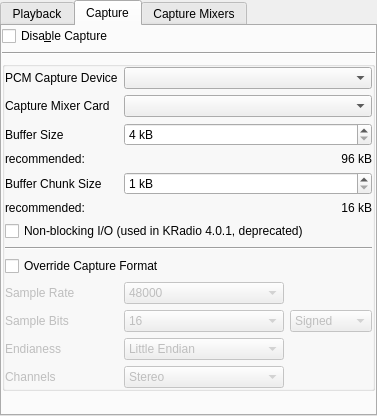
Before: the Qt Designer form plugins/alsa-sound/alsa-sound-configuration-ui.ui in pbek/kradio, drawn with Qt 5.
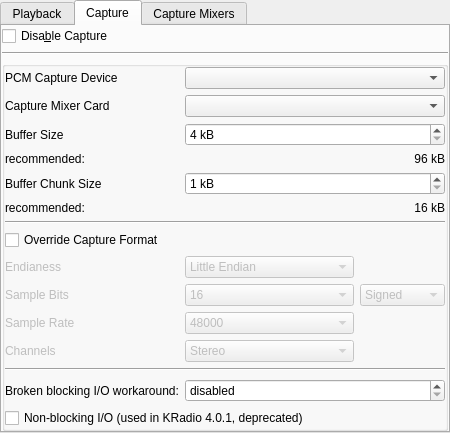
After: the same form once the commit is applied. The open tabs and pages were chosen to show the change. Custom widgets are drawn as their Qt base class.

Commit message: added configuration options for alsa-thread usleep blocking time workaround

```diff
--- a/plugins/alsa-sound/alsa-sound-configuration-ui.ui
+++ b/plugins/alsa-sound/alsa-sound-configuration-ui.ui
@@ -6,8 +6,8 @@
    <rect>
     <x>0</x>
     <y>0</y>
-    <width>377</width>
-    <height>416</height>
+    <width>450</width>
+    <height>418</height>
    </rect>
   </property>
   <layout class="QGridLayout" name="gridLayout_gen1">
@@ -463,15 +463,49 @@
             </property>
            </widget>
           </item>
-          <item row="7" column="0" colspan="3">
-           <widget class="Line" name="line_3">
-            <property name="orientation">
-             <enum>Qt::Horizontal</enum>
+          <item row="21" column="1" colspan="2">
+           <widget class="KIntSpinBox" name="editCaptureWorkaroundSleep">
+            <property name="sizePolicy">
+             <sizepolicy hsizetype="MinimumExpanding" vsizetype="Fixed">
+              <horstretch>0</horstretch>
+              <verstretch>0</verstretch>
+             </sizepolicy>
             </property>
+            <property name="specialValueText">
+             <string comment="0">disabled</string>
+            </property>
+            <property name="suffix">
+             <string>ms</string>
+            </property>
+            <property name="minimum">
+             <number>0</number>
+            </property>
+            <property name="maximum">
+             <number>1024</number>
+            </property>
+            <property name="value">
+             <number>0</number>
+            </property>
+            <property name="maxValue" stdset="0">
+             <number>1024</number>
+            </property>
+            <property name="minValue" stdset="0">
+             <number>1</number>
+            </property>
            </widget>
           </item>
-          <item row="8" column="0" colspan="3">
-           <widget class="QCheckBox" name="cbEnableCaptureFormatOverride">
+          <item row="21" column="0">
+           <widget class="QLabel" name="textLabel2_2_2_7">
+            <property name="text">
+             <string>Broken blocking I/O workaround:</string>
+            </property>
+            <property name="wordWrap">
+             <bool>false</bool>
+            </property>
+           </widget>
+          </item>
+          <item row="22" column="0" colspan="3">
+           <widget class="QCheckBox" name="chkNonBlockingCapture">
             <property name="toolTip">
              <string>&lt;!DOCTYPE HTML PUBLIC &quot;-//W3C//DTD HTML 4.0//EN&quot; &quot;http://www.w3.org/TR/REC-html40/strict.dtd&quot;&gt;
 &lt;html&gt;&lt;head&gt;&lt;meta name=&quot;qrichtext&quot; content=&quot;1&quot; /&gt;&lt;style type=&quot;text/css&quot;&gt;
@@ -487,11 +521,24 @@
 &lt;p align=&quot;justify&quot; style=&quot; margin-top:0px; margin-bottom:0px; margin-left:0px; margin-right:0px; -qt-block-indent:0; text-indent:0px;&quot;&gt;You need to enable this switch in order to allow KRadio to tag the sound data internally processed with the correct format/sampling information if your ALSA (pseudo) sound device has a driver that does not report correctly the sampling information via the ALSA interface. This is at least a known issue for some Avermedia tv/radio card drivers which create a pseudo ALSA sound device to provide the sound samples aquired over the PCI bus.&lt;/p&gt;&lt;/body&gt;&lt;/html&gt;</string>
             </property>
             <property name="text">
-             <string>Override Capture Format</string>
+             <string>Non-blocking I/O (used in KRadio 4.0.1, deprecated)</string>
             </property>
            </widget>
           </item>
-          <item row="9" column="0">
+          <item row="14" column="0">
+           <widget class="QLabel" name="lableChannels">
+            <property name="enabled">
+             <bool>false</bool>
+            </property>
+            <property name="text">
+             <string>Channels</string>
+            </property>
+            <property name="wordWrap">
+             <bool>false</bool>
+            </property>
+           </widget>
+          </item>
+          <item row="12" column="0">
            <widget class="QLabel" name="labelRate">
             <property name="enabled">
              <bool>false</bool>
@@ -504,45 +551,7 @@
             </property>
            </widget>
           </item>
-          <item row="9" column="1">
-           <widget class="KComboBox" name="m_cbRate">
-            <property name="enabled">
-             <bool>false</bool>
-            </property>
-            <property name="sizePolicy">
-             <sizepolicy hsizetype="MinimumExpanding" vsizetype="Fixed">
-              <horstretch>0</horstretch>
-              <verstretch>0</verstretch>
-             </sizepolicy>
-            </property>
-            <item>
-             <property name="text">
-              <string>48000</string>
-             </property>
-            </item>
-            <item>
-             <property name="text">
-              <string>44100</string>
-             </property>
-            </item>
-            <item>
-             <property name="text">
-              <string>32000</string>
-             </property>
-            </item>
-            <item>
-             <property name="text">
-              <string>22050</string>
-             </property>
-            </item>
-            <item>
-             <property name="text">
-              <string>11025</string>
-             </property>
-            </item>
-           </widget>
-          </item>
-          <item row="10" column="0">
+          <item row="9" column="0">
            <widget class="QLabel" name="lableBits">
             <property name="enabled">
              <bool>false</bool>
@@ -555,7 +564,43 @@
             </property>
            </widget>
           </item>
-          <item row="10" column="1">
+          <item row="8" column="0">
+           <widget class="QLabel" name="lableEndianess">
+            <property name="enabled">
+             <bool>false</bool>
+            </property>
+            <property name="text">
+             <string>Endianess</string>
+            </property>
+            <property name="wordWrap">
+             <bool>false</bool>
+            </property>
+           </widget>
+          </item>
+          <item row="8" column="1">
+           <widget class="KComboBox" name="m_cbEndianess">
+            <property name="enabled">
+             <bool>false</bool>
+            </property>
+            <property name="sizePolicy">
+             <sizepolicy hsizetype="MinimumExpanding" vsizetype="Fixed">
+              <horstretch>0</horstretch>
+              <verstretch>0</verstretch>
+             </sizepolicy>
+            </property>
+            <item>
+             <property name="text">
+              <string>Little Endian</string>
+             </property>
+            </item>
+            <item>
+             <property name="text">
+              <string>Big Endian</string>
+             </property>
+            </item>
+           </widget>
+          </item>
+          <item row="9" column="1">
            <widget class="KComboBox" name="m_cbBits">
             <property name="enabled">
              <bool>false</bool>
@@ -578,7 +623,45 @@
             </item>
            </widget>
           </item>
-          <item row="10" column="2">
+          <item row="12" column="1">
+           <widget class="KComboBox" name="m_cbRate">
+            <property name="enabled">
+             <bool>false</bool>
+            </property>
+            <property name="sizePolicy">
+             <sizepolicy hsizetype="MinimumExpanding" vsizetype="Fixed">
+              <horstretch>0</horstretch>
+              <verstretch>0</verstretch>
+             </sizepolicy>
+            </property>
+            <item>
+             <property name="text">
+              <string>48000</string>
+             </property>
+            </item>
+            <item>
+             <property name="text">
+              <string>44100</string>
+             </property>
+            </item>
+            <item>
+             <property name="text">
+              <string>32000</string>
+             </property>
+            </item>
+            <item>
+             <property name="text">
+              <string>22050</string>
+             </property>
+            </item>
+            <item>
+             <property name="text">
+              <string>11025</string>
+             </property>
+            </item>
+           </widget>
+          </item>
+          <item row="9" column="2">
            <widget class="KComboBox" name="m_cbSign">
             <property name="enabled">
              <bool>false</bool>
@@ -601,56 +684,7 @@
             </item>
            </widget>
           </item>
-          <item row="11" column="0">
-           <widget class="QLabel" name="lableEndianess">
-            <property name="enabled">
-             <bool>false</bool>
-            </property>
-            <property name="text">
-             <string>Endianess</string>
-            </property>
-            <property name="wordWrap">
-             <bool>false</bool>
-            </property>
-           </widget>
-          </item>
-          <item row="11" column="1">
-           <widget class="KComboBox" name="m_cbEndianess">
-            <property name="enabled">
-             <bool>false</bool>
-            </property>
-            <property name="sizePolicy">
-             <sizepolicy hsizetype="MinimumExpanding" vsizetype="Fixed">
-              <horstretch>0</horstretch>
-              <verstretch>0</verstretch>
-             </sizepolicy>
-            </property>
-            <item>
-             <property name="text">
-              <string>Little Endian</string>
-             </property>
-            </item>
-            <item>
-             <property name="text">
-              <string>Big Endian</string>
-             </property>
-            </item>
-           </widget>
-          </item>
-          <item row="12" column="0">
-           <widget class="QLabel" name="lableChannels">
-            <property name="enabled">
-             <bool>false</bool>
-            </property>
-            <property name="text">
-             <string>Channels</string>
-            </property>
-            <property name="wordWrap">
-             <bool>false</bool>
-            </property>
-           </widget>
-          </item>
-          <item row="12" column="1">
+          <item row="14" column="1">
            <widget class="KComboBox" name="m_cbChannels">
             <property name="enabled">
              <bool>false</bool>
@@ -674,7 +708,14 @@
            </widget>
           </item>
           <item row="6" column="0" colspan="3">
-           <widget class="QCheckBox" name="chkNonBlockingCapture">
+           <widget class="Line" name="line_5">
+            <property name="orientation">
+             <enum>Qt::Horizontal</enum>
+            </property>
+           </widget>
+          </item>
+          <item row="7" column="0">
+           <widget class="QCheckBox" name="cbEnableCaptureFormatOverride">
             <property name="toolTip">
              <string>&lt;!DOCTYPE HTML PUBLIC &quot;-//W3C//DTD HTML 4.0//EN&quot; &quot;http://www.w3.org/TR/REC-html40/strict.dtd&quot;&gt;
 &lt;html&gt;&lt;head&gt;&lt;meta name=&quot;qrichtext&quot; content=&quot;1&quot; /&gt;&lt;style type=&quot;text/css&quot;&gt;
@@ -690,26 +731,33 @@
 &lt;p align=&quot;justify&quot; style=&quot; margin-top:0px; margin-bottom:0px; margin-left:0px; margin-right:0px; -qt-block-indent:0; text-indent:0px;&quot;&gt;You need to enable this switch in order to allow KRadio to tag the sound data internally processed with the correct format/sampling information if your ALSA (pseudo) sound device has a driver that does not report correctly the sampling information via the ALSA interface. This is at least a known issue for some Avermedia tv/radio card drivers which create a pseudo ALSA sound device to provide the sound samples aquired over the PCI bus.&lt;/p&gt;&lt;/body&gt;&lt;/html&gt;</string>
             </property>
             <property name="text">
-             <string>Non-blocking I/O (used in KRadio 4.0.1, deprecated)</string>
+             <string>Override Capture Format</string>
+            </property>
+           </widget>
+          </item>
+          <item row="16" column="1">
+           <spacer name="verticalSpacer">
+            <property name="orientation">
+             <enum>Qt::Vertical</enum>
+            </property>
+            <property name="sizeHint" stdset="0">
+             <size>
+              <width>20</width>
+              <height>40</height>
+             </size>
+            </property>
+           </spacer>
+          </item>
+          <item row="15" column="0" colspan="3">
+           <widget class="Line" name="line_3">
+            <property name="orientation">
+             <enum>Qt::Horizontal</enum>
             </property>
            </widget>
           </item>
          </layout>
         </widget>
        </item>
-       <item row="3" column="0" colspan="2">
-        <spacer name="verticalSpacer">
-         <property name="orientation">
-          <enum>Qt::Vertical</enum>
-         </property>
-         <property name="sizeHint" stdset="0">
-          <size>
-           <width>20</width>
-           <height>40</height>
-          </size>
-         </property>
-        </spacer>
-       </item>
       </layout>
      </widget>
      <widget class="QWidget" name="TabPage1">
```
Left out of the diff: 257 changed lines with no effect on the pictures. The commit also changes 15 other files.
